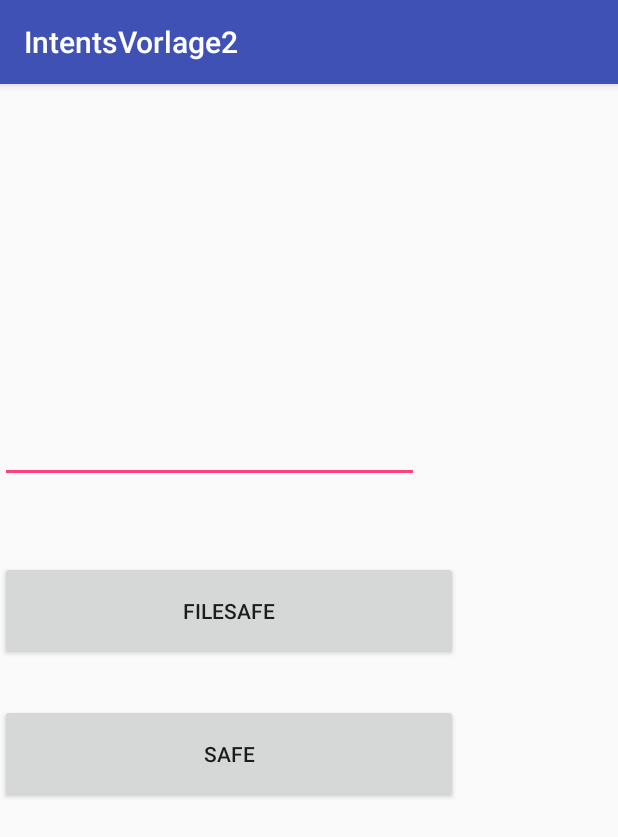
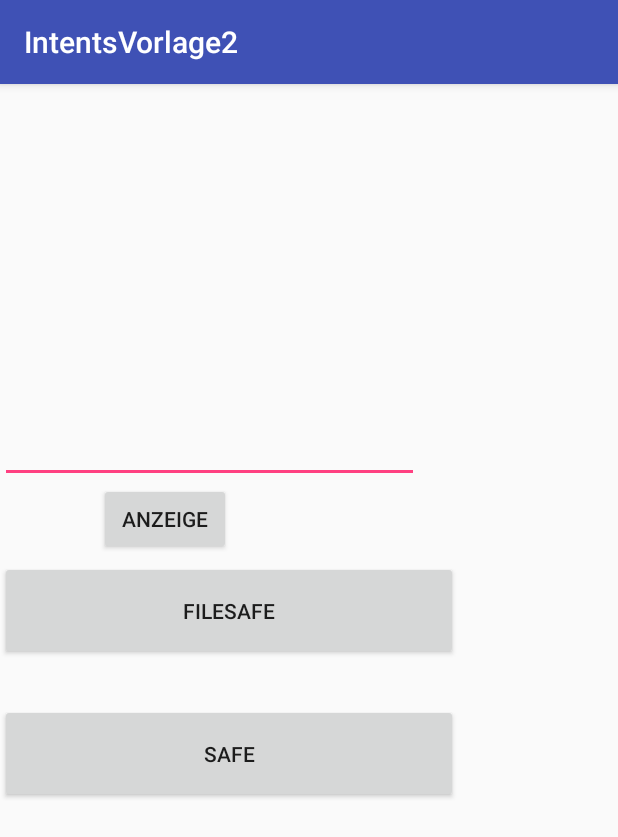
Before and after one commit to Graaph/Intents_SafeFiles, an Android app: the screen it shows after launch (MainActivity), after a tap on "FILESAFE", on a phone screen of 412 x 824 dp. Shown: the top 837 px of the screen. Run offline under Robolectric (Android 15) with nearby library versions, the phone set to English and light mode, and no system bars.

Commit message:
Unfinished Version (App keeps crashing when Loadbutton is pressed)

```diff
--- a/app/src/main/java/com/example/nicolasschilling/intentsvorlage2/Data.java
+++ b/app/src/main/java/com/example/nicolasschilling/intentsvorlage2/Data.java
@@ -1,7 +1,6 @@
 package com.example.nicolasschilling.intentsvorlage2;
 
-import android.os.Parcel;
-import android.os.Parcelable;
+
 
 import java.io.Serializable;
 
--- a/app/src/main/java/com/example/nicolasschilling/intentsvorlage2/FileWriter.java
+++ b/app/src/main/java/com/example/nicolasschilling/intentsvorlage2/FileWriter.java
@@ -2,11 +2,18 @@ package com.example.nicolasschilling.intentsvorlage2;
 
 import android.os.Environment;
 import android.util.Log;
+import android.widget.Toast;
 
+import java.io.BufferedReader;
 import java.io.File;
+import java.io.FileInputStream;
 import java.io.FileNotFoundException;
 import java.io.FileOutputStream;
+import java.io.FileReader;
 import java.io.IOException;
+import java.util.ArrayList;
+import java.util.List;
+import java.util.Scanner;
 
 import static android.content.ContentValues.TAG;
 
@@ -15,19 +22,18 @@ import static android.content.ContentValues.TAG;
  */
 
 public class FileWriter {
-    final static String fileName ="file2.txt";
+    final static String fileName ="file.txt";
+        final static String path = "NotizAppDirectory";
 
-        final static String path = "directory";
+    List <String>  noteID = new ArrayList<>();
 
 
 
     public boolean saveFile(String filedata){
 
+
         try{
-            //Dynamisch "file" generieren
 
-            // "File" Object which contains path
-            // new File(Pfad_irgendwo_hin, von_dort_dann_hier_hin)... damit lässt sich schön einfach, aber garantiert richtig ein pfad zum anderen "addieren"
             File directory = new File(Environment.getExternalStorageDirectory(), this.path);
 
 
@@ -54,7 +60,7 @@ public class FileWriter {
             //Writing the String filedata on storage
             FileOutputStream fileOutputStream = new FileOutputStream(file, true);
             System.out.println("Writing bytes");
-            fileOutputStream.write((filedata + "\n").getBytes());
+            fileOutputStream.write((filedata + noteID +"\n").getBytes());
             System.out.println("Closing");
             //Closing the file
             fileOutputStream.close();
@@ -71,4 +77,34 @@ public class FileWriter {
         }
         return true;
     }
+
+
+
+
+
+    String readFile(String fileName) {
+        StringBuilder sb = new StringBuilder();
+        try {
+            BufferedReader br = new BufferedReader(new FileReader(fileName));
+
+            String line = br.readLine();
+
+            while (line != null) {
+                sb.append(line);
+                sb.append("\n");
+                line = br.readLine();
+            }
+            br.close();
+        } catch (IOException e) {
+            e.printStackTrace();
+        }
+        return sb.toString();
+    }
+
+
+
+
+
+
+
 }
--- a/app/src/main/java/com/example/nicolasschilling/intentsvorlage2/MainActivity.java
+++ b/app/src/main/java/com/example/nicolasschilling/intentsvorlage2/MainActivity.java
@@ -10,12 +10,14 @@ import android.widget.EditText;
 import android.widget.Toast;
 
 import java.util.ArrayList;
+import java.util.Scanner;
 
 public class MainActivity extends AppCompatActivity {
 
     EditText editText;
     Button safebtn;
     Button filesafebtn;
+    Button showMebtn;
     ArrayList<Data> datenliste = new ArrayList<>();
     public static final String parKEY = "parKey";
 
@@ -27,39 +29,14 @@ public class MainActivity extends AppCompatActivity {
         //Get the items
         editText = (EditText) findViewById(R.id.editText);
         safebtn = (Button) findViewById(R.id.safebtn); //Hier war ein leerzeichen nach dem R.id. .. ka ob das was macht :D
-        filesafebtn =(Button) findViewById(R.id.filesafebtn);
+        filesafebtn = (Button) findViewById(R.id.filesafebtn);
+        showMebtn = (Button) findViewById(R.id.showMebtn);
 
 
-        /* Ich mach die listener immer über eigene funcktionen die man in dem layout dann beim button angibt, dadurch kann man weniger falsch machen weils die sonst einfach nicht nimmt :D
-        safebtn.setOnClickListener(new View.OnClickListener() {
-            @Override
-            public void onClick(View v) {
-                Data newdata = new Data (editText.getText().toString());
-                datenliste.add(newdata);
-                senddata();
-
-            }
-        });
+    }
 
 
 
-
-
-        filesafebtn.setOnClickListener(new View.OnClickListener() {
-                    @Override
-                    public void onClick(View v) {
-                        if (FileWriter.saveFile(editText.getText().toString())) {
-                            Toast.makeText(MainActivity.this, "Has been safed", Toast.LENGTH_SHORT).show();
-                        } else {
-                            Toast.makeText(MainActivity.this, "ERROR", Toast.LENGTH_SHORT).show();
-                        }
-                    }
-                });
-
-        */
-
-
-    }
 
 
 
@@ -78,6 +55,8 @@ public class MainActivity extends AppCompatActivity {
         }
     }
 
+
+
     //Save button
     public void ButtonWasClicked(View v){
         //Get the filed again
@@ -88,10 +67,20 @@ public class MainActivity extends AppCompatActivity {
         senddata();
     }
 
+    //change activity to ShowMe Class
+    public void ShowMeActivity(View v) {
+Intent intent = new Intent(this, ShowMe.class);
+startActivity(intent);
+
+    }
+
     public void senddata(){
         Intent myIntent = new Intent (MainActivity.this, ShowMe.class);
-        myIntent.putExtra(parKEY, this.datenliste); //Dadurch das wir das Serializable gemacht haben kann man das einfach rein tun :)
+        myIntent.putExtra(parKEY, this.datenliste); //Dadurch das wir das Serializable gemacht haben kann man das einfach rein tun
         startActivity(myIntent);
     }
 
+
+
+
 }
--- a/app/src/main/res/layout/activity_main.xml
+++ b/app/src/main/res/layout/activity_main.xml
@@ -42,4 +42,14 @@
         tools:layout_editor_absoluteY="343dp"
         tools:text="FILESAFE" />
 
+    <Button
+        android:id="@+id/showMebtn"
+        android:layout_width="wrap_content"
+        android:layout_height="wrap_content"
+        android:layout_alignParentStart="true"
+        android:layout_below="@+id/editText"
+        android:layout_marginStart="66dp"
+        android:onClick="ShowMeActivity"
+        android:text="ANZEIGE" />
+
 </RelativeLayout>
--- a/app/src/main/res/layout/showme.xml
+++ b/app/src/main/res/layout/showme.xml
@@ -8,7 +8,7 @@
     android:id="@+id/relativeLayout">
 
     <TextView
-        android:id="@+id/textView"
+        android:id="@+id/textViewAnzeige"
         android:layout_width="0dp"
         android:layout_height="209dp"
         android:layout_marginEnd="8dp"
@@ -19,7 +19,7 @@
         app:layout_constraintTop_toTopOf="parent" />
 
     <Button
-        android:id="@+id/loadbtn"
+        android:id="@+id/loadbtnanzeige"
         android:layout_width="251dp"
         android:layout_height="73dp"
         android:layout_marginBottom="8dp"
```
Also changed, not shown: app/src/main/java/com/example/nicolasschilling/intentsvorlage2/ShowMe.java (+19 -4 lines).
